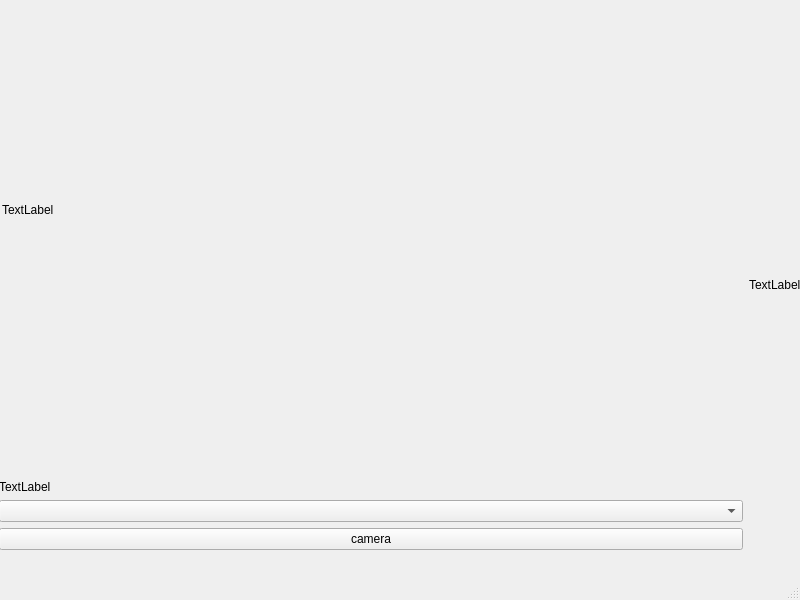
Qt form mainwindow.ui (paipeng/qt-facecompare-camera) before a commit.
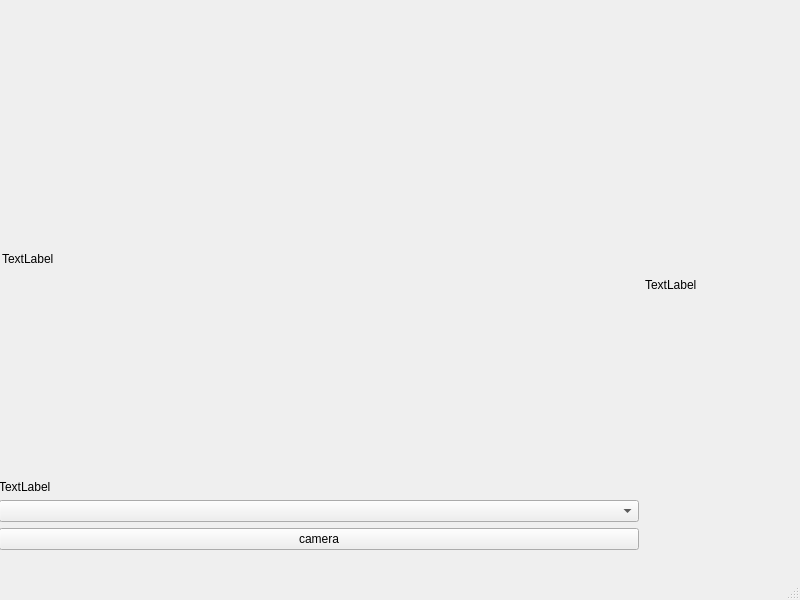
The same form after that commit. Icons and pictures are not drawn. Custom widgets are drawn as their Qt base class.

Patch:
```diff
--- a/mainwindow.ui
+++ b/mainwindow.ui
@@ -49,14 +49,20 @@
         <layout class="QVBoxLayout" name="verticalLayout_2">
          <item>
           <widget class="QStackedWidget" name="cameraStackedWidget">
+           <property name="maximumSize">
+            <size>
+             <width>640</width>
+             <height>480</height>
+            </size>
+           </property>
            <widget class="QWidget" name="page">
             <widget class="FaceCameraViewfinder" name="cameraViewfinder">
              <property name="geometry">
               <rect>
                <x>3</x>
                <y>0</y>
-               <width>731</width>
-               <height>381</height>
+               <width>640</width>
+               <height>480</height>
               </rect>
              </property>
              <property name="text">
```
Left out of the diff: 1 changed line with no effect on the pictures.
